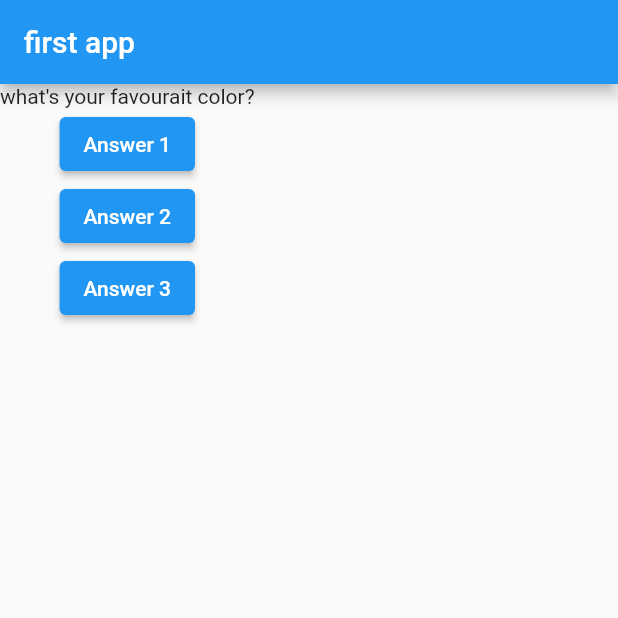
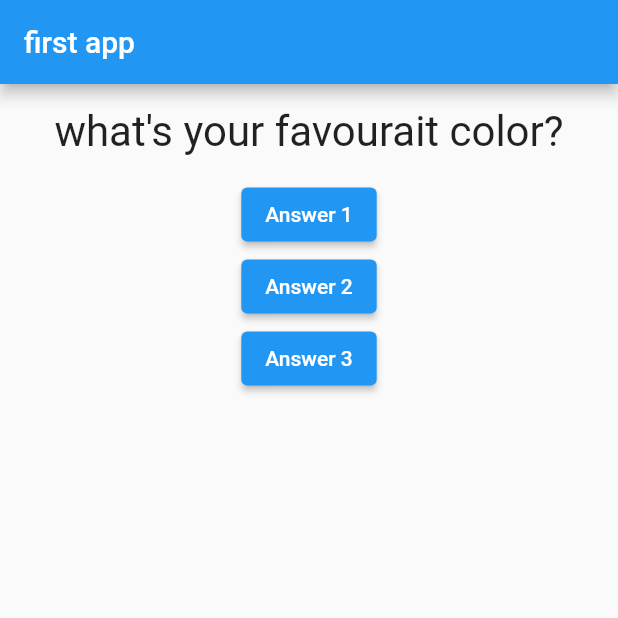
Before and after one commit to niguns7/QuizApp--flutter-, a Flutter app: the screen it shows after launch, on a phone screen of 412 x 824 dp, the top half of it. Run offline on Flutter 3.47's test engine with Material 2 defaults, Android fonts, the phone set to English and light mode, and no system bars.

Commit message:
styling added

```diff
--- a/lib/questions.dart
+++ b/lib/questions.dart
@@ -1,11 +1,21 @@
+//this file is for questions
 import 'package:flutter/material.dart';
 
 class Question extends StatelessWidget {
-  final String questionText; //it could be changed internally so the final is added which tells dart that is will never change
+  final String
+      questionText; //it could be changed internally so the final is added which tells dart that is will never change
 
   Question(this.questionText);
   @override
   Widget build(BuildContext context) {
-    return Text(questionText);
+    return Container(
+      width: double.infinity,
+      margin: EdgeInsets.all(15),
+      child: Text(
+        questionText,
+        style: TextStyle(fontSize: 28),
+        textAlign: TextAlign.center,
+      ),
+    );
   }
 }
```
